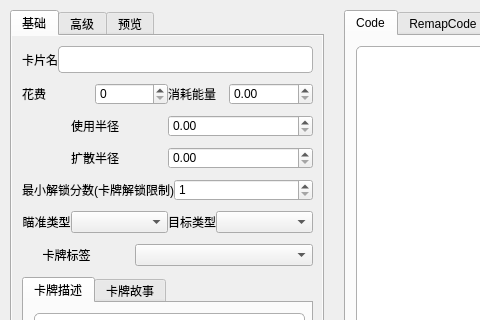
Qt form visualizationSrc/qtUI/CardControler/cardDetailsModel.ui (NWYLZW/A-Language-IDE) before a commit; both pictures show x 0 to 480 and y 0 to 320 of the 1000 by 610 pixel window.
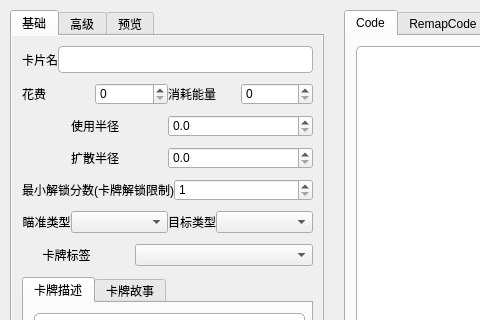
The same form after that commit. Icons and pictures are not drawn. Custom widgets are drawn as their Qt base class.

```diff
--- a/visualizationSrc/qtUI/CardControler/cardDetailsModel.ui
+++ b/visualizationSrc/qtUI/CardControler/cardDetailsModel.ui
@@ -220,11 +220,7 @@
                   </widget>
                  </item>
                  <item>
-                  <widget class="QDoubleSpinBox" name="CM_energyReq">
-                   <property name="maximum">
-                    <double>999999.989999999990687</double>
-                   </property>
-                  </widget>
+                  <widget class="QSpinBox" name="CM_energyReq"/>
                  </item>
                 </layout>
                </item>
@@ -255,8 +251,11 @@
                  </item>
                  <item>
                   <widget class="QDoubleSpinBox" name="CM_range">
+                   <property name="decimals">
+                    <number>1</number>
+                   </property>
                    <property name="maximum">
-                    <double>999999.989999999990687</double>
+                    <double>1000000.000000000000000</double>
                    </property>
                   </widget>
                  </item>
@@ -281,8 +280,11 @@
                </item>
                <item>
                 <widget class="QDoubleSpinBox" name="spreadRadius">
+                 <property name="decimals">
+                  <number>1</number>
+                 </property>
                  <property name="maximum">
-                  <double>999999.989999999990687</double>
+                  <double>1000000.000000000000000</double>
                  </property>
                 </widget>
                </item>
```
